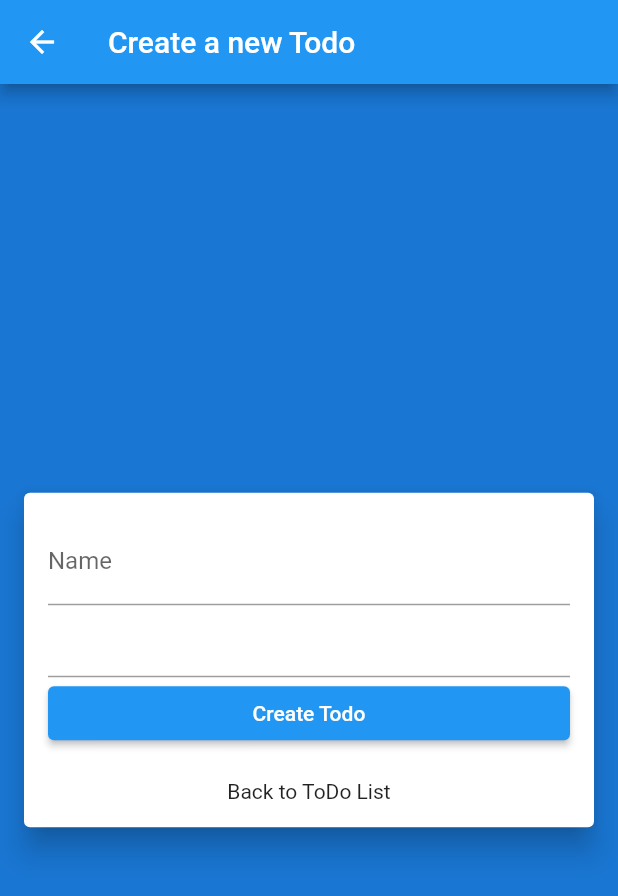
After one commit to sselvanathan/LV-ToDo-Frontend, a Flutter app: the TodoCreate screen opened directly, on a phone screen of 412 x 824 dp. The commit adds this screen. Shown: the top 896 px of the screen. Run offline on Flutter 3.47's test engine with Material 2 defaults, Android fonts, the phone set to English and light mode, and no system bars; our stand-ins replace flutter_dotenv; network calls fail; statements that could not run were skipped.

Commit message:
Refactor fileNames

```diff
--- a/lib/screens/register.dart
+++ b/lib/screens/register_screen.dart
@@ -1,5 +1,5 @@
 import 'package:flutter/material.dart';
-import 'package:lvTodo/providers/AuthenticationProvider.dart';
+import 'package:lvTodo/providers/authentication_provider.dart';
 import 'package:provider/provider.dart';
 
 class Register extends StatefulWidget {
--- /dev/null
+++ b/lib/screens/todos/todos_create_screen.dart
@@ -0,0 +1,66 @@
+import 'package:flutter/material.dart';
+
+class TodoCreate extends StatelessWidget {
+  const TodoCreate({Key? key}) : super(key: key);
+
+  @override
+  Widget build(BuildContext context) {
+    return Scaffold(
+      appBar: AppBar(
+        title: const Text('Create a new Todo'),
+      ),
+      body: Container(
+        color: Theme.of(context).primaryColorDark,
+        child: Column(
+          mainAxisAlignment: MainAxisAlignment.center,
+          children: <Widget>[
+            Card(
+              elevation: 8,
+              margin: const EdgeInsets.all(16),
+              child: Padding(
+                padding: const EdgeInsets.all(16.0),
+                child: Column(
+                  children: <Widget>[
+                    const TextField(
+                      keyboardType: TextInputType.name,
+                      decoration: InputDecoration(labelText: 'Name'),
+                    ),
+                    TextField(
+                      readOnly: true,
+                      onTap: () async {
+                        final date = await showDatePicker(
+                            context: context,
+                            firstDate: DateTime.now(),
+                            initialDate: DateTime.now(),
+                            lastDate: DateTime(2022));
+                        if (date != null) {
+                          print(date);
+                        }
+                      },
+                    ),
+                    ElevatedButton(
+                      onPressed: () => {
+                        Navigator.pushNamed(context, 'todo/show/all')
+                      },
+                      child: const Text('Create Todo'),
+                      style: ElevatedButton.styleFrom(
+                          minimumSize: const Size(double.infinity, 36)),
+                    ),
+                    Padding(
+                      padding: const EdgeInsets.only(top: 20),
+                      child: InkWell(
+                          onTap: () {
+                            Navigator.pop(context);
+                          },
+                          child: const Text('Back to ToDo List')),
+                    ),
+                  ],
+                ),
+              ),
+            ),
+          ],
+        ),
+      ),
+    );
+  }
+}
--- a/lib/screens/todos.dart
+++ b/lib/screens/todos/todos_show_screen.dart
@@ -1,6 +1,6 @@
 import 'package:flutter/material.dart';
 import 'package:lvTodo/models/todo_model.dart';
-import 'package:lvTodo/providers/TodoProvider.dart';
+import 'package:lvTodo/providers/todo_provider.dart';
 import 'package:lvTodo/widgets/todo/todo_create_widget.dart';
 import 'package:lvTodo/widgets/todo/todo_edit_widget.dart';
 import 'package:provider/provider.dart';
--- a/lib/services/user_service.dart
+++ b/lib/services/user_service.dart
@@ -18,6 +18,7 @@ class UserService {
       String deviceName
       ) async {
     String uri = registerUrl!;
+    print(registerUrl);
 
     http.Response response = await http.post(Uri.parse(uri),
         headers: {
```
Also changed, not shown: lib/main.dart (+6 -6 lines), lib/providers/authentication_provider.dart (renamed from lib/providers/AuthenticationProvider.dart), lib/providers/todo_provider.dart (renamed from lib/providers/TodoProvider.dart), lib/screens/home_screen.dart (renamed from lib/screens/home.dart), lib/screens/login_screen.dart (renamed from lib/screens/login.dart), 1 other file.
